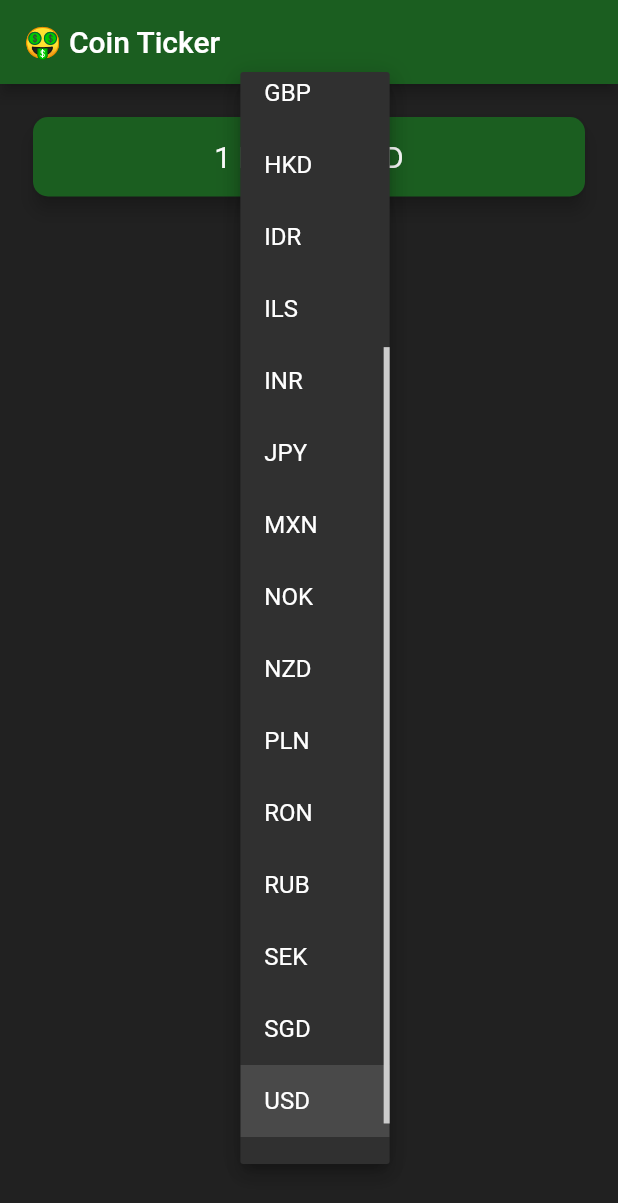
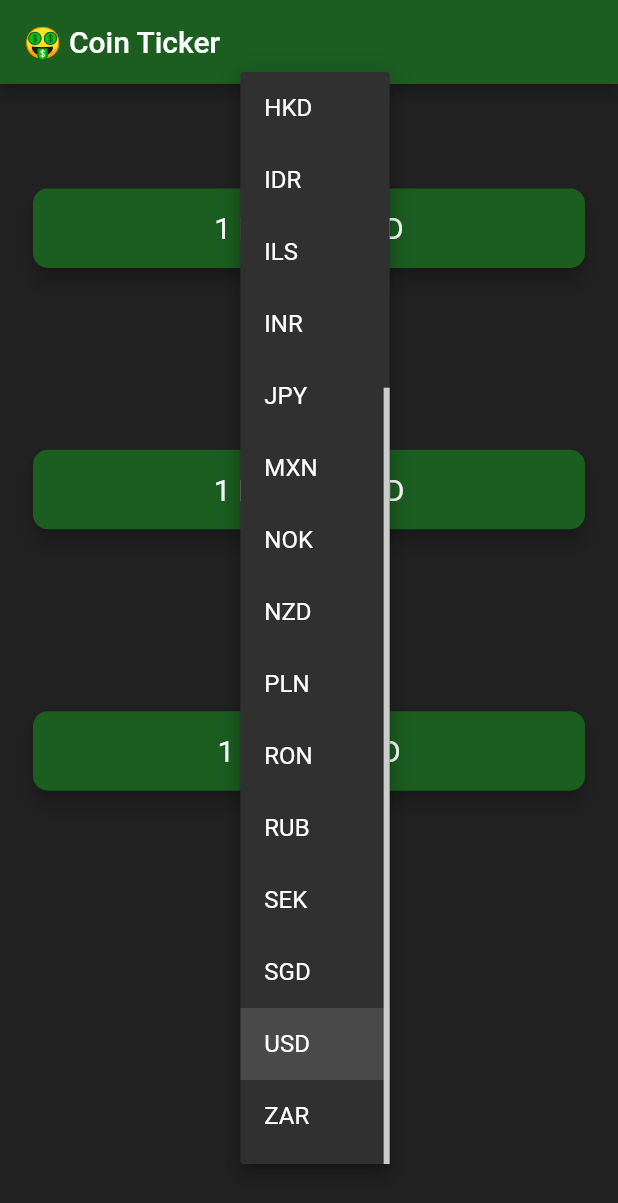
Before and after one commit to gurupratap-matharu/bitcoin-ticker, a Flutter app: the screen it shows after launch, after a tap on "USD", on a phone screen of 412 x 824 dp. Shown: the top 1203 px of the screen. Run offline on Flutter 3.47's test engine with Material 2 defaults, Android fonts, the phone set to English and light mode, and no system bars; network calls fail.

Commit message:
showing all three crypto currencies in UI

```diff
--- a/lib/coin_data.dart
+++ b/lib/coin_data.dart
@@ -36,18 +36,23 @@ const bitCoinAverageURL =
     'https://apiv2.bitcoinaverage.com/indices/global/ticker';
 
 class CoinData {
-  Future getCoinData(String currency) async {
-    String requestURL = '$bitCoinAverageURL/BTC$currency';
+  Future getCoinData({String currency}) async {
+    List<double> cryptoValues = [];
+    for (String cryptoSymbol in cryptoList) {
+      String requestURL = '$bitCoinAverageURL/$cryptoSymbol$currency';
       http.Response response = await http.get(requestURL);
 
       if (response.statusCode == 200) {
         String data = response.body;
         var decodedData = jsonDecode(data);
         var lastPrice = decodedData['last'];
-      return lastPrice;
+        cryptoValues.add(lastPrice);
       } else {
         print(response.statusCode);
         throw 'Problem with the GET request';
       }
     }
+
+    return cryptoValues;
   }
+}
--- /dev/null
+++ b/lib/components.dart
@@ -0,0 +1,34 @@
+import 'package:flutter/material.dart';
+
+class CurrencyCard extends StatelessWidget {
+  CurrencyCard({this.crypto, this.bitcoinValue, this.selectedCurrency});
+
+  final String crypto;
+  final String bitcoinValue;
+  final String selectedCurrency;
+
+  @override
+  Widget build(BuildContext context) {
+    return Padding(
+      padding: const EdgeInsets.fromLTRB(18.0, 18.0, 18.0, 0),
+      child: Card(
+        color: Colors.green.shade900,
+        elevation: 5.0,
+        shape: RoundedRectangleBorder(
+          borderRadius: BorderRadius.circular(10.0),
+        ),
+        child: Padding(
+          padding: EdgeInsets.symmetric(vertical: 15.0, horizontal: 28.0),
+          child: Text(
+            '1 $crypto = $bitcoinValue $selectedCurrency',
+            textAlign: TextAlign.center,
+            style: TextStyle(
+              fontSize: 20.0,
+              color: Colors.white,
+            ),
+          ),
+        ),
+      ),
+    );
+  }
+}
--- a/lib/price_screen.dart
+++ b/lib/price_screen.dart
@@ -2,6 +2,7 @@ import 'package:flutter/material.dart';
 import 'coin_data.dart';
 import 'package:flutter/cupertino.dart';
 import 'dart:io' show Platform;
+import 'components.dart';
 
 class PriceScreen extends StatefulWidget {
   @override
@@ -10,6 +11,8 @@ class PriceScreen extends StatefulWidget {
 
 class _PriceScreenState extends State<PriceScreen> {
   String bitcoinValue = '?';
+  String ethereumValue = '?';
+  String litecoinValue = '?';
   String selectedCurrency = 'USD';
 
   DropdownButton androidDropDown() {
@@ -30,6 +33,9 @@ class _PriceScreenState extends State<PriceScreen> {
       onChanged: (value) {
         setState(() {
           selectedCurrency = value;
+          bitcoinValue = '?';
+          ethereumValue = '?';
+          litecoinValue = '?';
           getCoinData();
         });
       },
@@ -47,6 +53,9 @@ class _PriceScreenState extends State<PriceScreen> {
       onSelectedItemChanged: (selectedIndex) {
         setState(() {
           selectedCurrency = currenciesList[selectedIndex];
+          bitcoinValue = '?';
+          ethereumValue = '?';
+          litecoinValue = '?';
           getCoinData();
         });
       },
@@ -56,9 +65,12 @@ class _PriceScreenState extends State<PriceScreen> {
 
   Future<void> getCoinData() async {
     try {
-      double data = await CoinData().getCoinData(selectedCurrency);
+      List cryptoValues =
+          await CoinData().getCoinData(currency: selectedCurrency);
       setState(() {
-        bitcoinValue = data.toStringAsFixed(0);
+        bitcoinValue = cryptoValues[0].toStringAsFixed(0);
+        ethereumValue = cryptoValues[1].toStringAsFixed(0);
+        litecoinValue = cryptoValues[2].toStringAsFixed(0);
       });
     } catch (e) {
       print(e);
@@ -78,29 +90,23 @@ class _PriceScreenState extends State<PriceScreen> {
         title: Text('🤑 Coin Ticker'),
       ),
       body: Column(
-        mainAxisAlignment: MainAxisAlignment.spaceBetween,
+        mainAxisAlignment: MainAxisAlignment.spaceAround,
         crossAxisAlignment: CrossAxisAlignment.stretch,
         children: <Widget>[
-          Padding(
-            padding: EdgeInsets.fromLTRB(18.0, 18.0, 18.0, 0),
-            child: Card(
-              color: Colors.green.shade900,
-              elevation: 5.0,
-              shape: RoundedRectangleBorder(
-                borderRadius: BorderRadius.circular(10.0),
-              ),
-              child: Padding(
-                padding: EdgeInsets.symmetric(vertical: 15.0, horizontal: 28.0),
-                child: Text(
-                  '1 BTC = $bitcoinValue $selectedCurrency',
-                  textAlign: TextAlign.center,
-                  style: TextStyle(
-                    fontSize: 20.0,
-                    color: Colors.white,
-                  ),
-                ),
-              ),
-            ),
+          CurrencyCard(
+            crypto: 'BTC',
+            bitcoinValue: bitcoinValue,
+            selectedCurrency: selectedCurrency,
+          ),
+          CurrencyCard(
+            crypto: 'ETH',
+            bitcoinValue: ethereumValue,
+            selectedCurrency: selectedCurrency,
+          ),
+          CurrencyCard(
+            crypto: 'LTC',
+            bitcoinValue: litecoinValue,
+            selectedCurrency: selectedCurrency,
           ),
           Container(
             height: 150.0,
```
Lines whose indentation alone changed are shown as unchanged.
